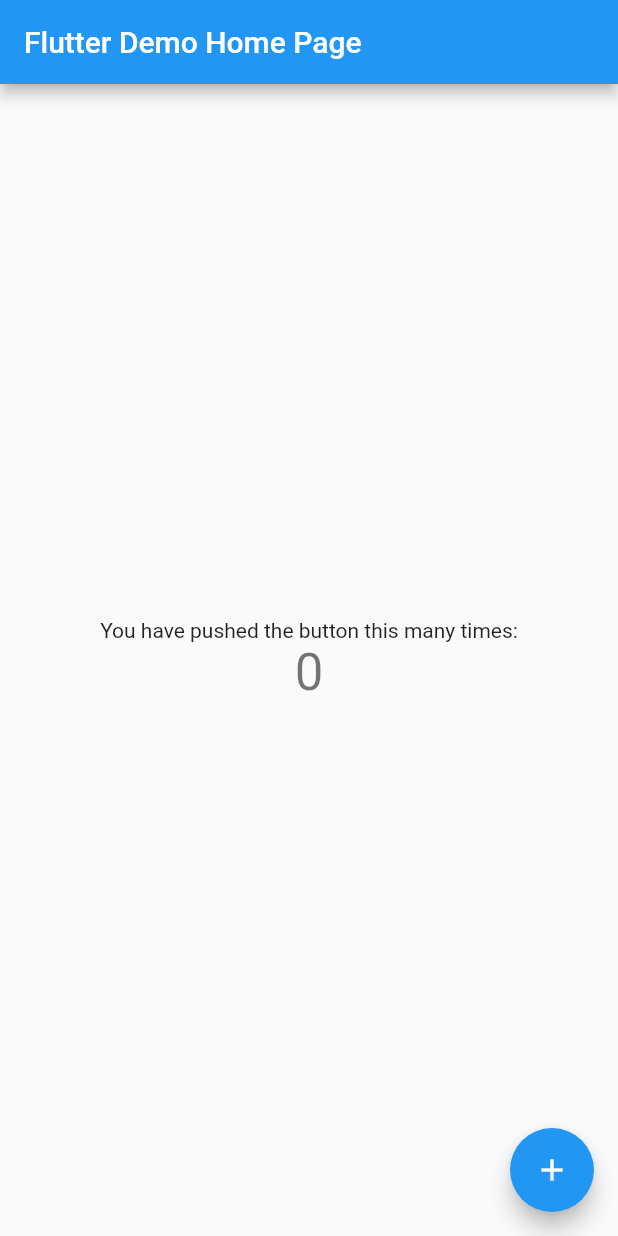
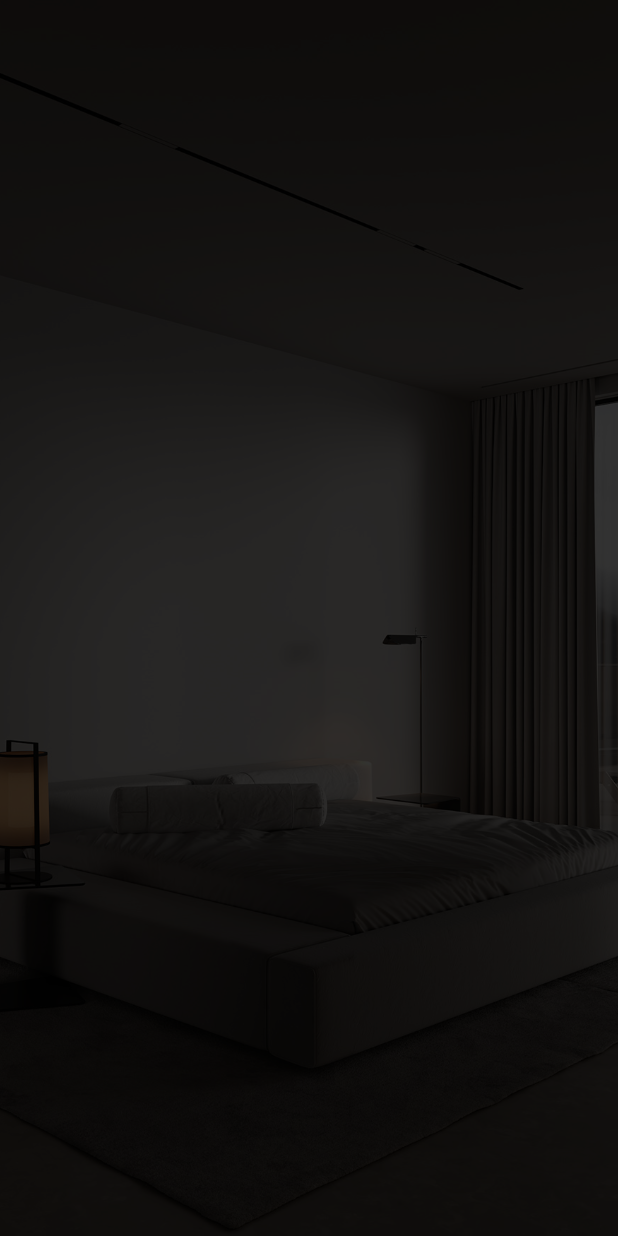
Before and after one commit to anna-rosewine/animations, a Flutter app: the screen it shows after launch, on a phone screen of 412 x 824 dp. Run offline on Flutter 3.47's test engine with Material 2 defaults, Android fonts, the phone set to English and light mode, and no system bars.

Commit message:
home background

```diff
--- a/lib/main.dart
+++ b/lib/main.dart
@@ -48,68 +48,25 @@ class MyHomePage extends StatefulWidget {
 }
 
 class _MyHomePageState extends State<MyHomePage> {
-  int _counter = 0;
-
-  void _incrementCounter() {
-    setState(() {
-      // This call to setState tells the Flutter framework that something has
-      // changed in this State, which causes it to rerun the build method below
-      // so that the display can reflect the updated values. If we changed
-      // _counter without calling setState(), then the build method would not be
-      // called again, and so nothing would appear to happen.
-      _counter++;
-    });
-  }
-
   @override
   Widget build(BuildContext context) {
-    // This method is rerun every time setState is called, for instance as done
-    // by the _incrementCounter method above.
-    //
-    // The Flutter framework has been optimized to make rerunning build methods
-    // fast, so that you can just rebuild anything that needs updating rather
-    // than having to individually change instances of widgets.
     return Scaffold(
-      appBar: AppBar(
-        // Here we take the value from the MyHomePage object that was created by
-        // the App.build method, and use it to set our appbar title.
-        title: Text(widget.title),
-      ),
-      body: Center(
-        // Center is a layout widget. It takes a single child and positions it
-        // in the middle of the parent.
-        child: Column(
-          // Column is also a layout widget. It takes a list of children and
-          // arranges them vertically. By default, it sizes itself to fit its
-          // children horizontally, and tries to be as tall as its parent.
-          //
-          // Invoke "debug painting" (press "p" in the console, choose the
-          // "Toggle Debug Paint" action from the Flutter Inspector in Android
-          // Studio, or the "Toggle Debug Paint" command in Visual Studio Code)
-          // to see the wireframe for each widget.
-          //
-          // Column has various properties to control how it sizes itself and
-          // how it positions its children. Here we use mainAxisAlignment to
-          // center the children vertically; the main axis here is the vertical
-          // axis because Columns are vertical (the cross axis would be
-          // horizontal).
-          mainAxisAlignment: MainAxisAlignment.center,
-          children: <Widget>[
-            const Text(
-              'You have pushed the button this many times:',
+        body: Stack(
+      children: [
+        SizedBox(
+          height: MediaQuery.of(context).size.height,
+          child: ColorFiltered(
+            colorFilter: ColorFilter.mode(
+              Colors.black.withOpacity(0.8),
+              BlendMode.darken,
             ),
-            Text(
-              '$_counter',
-              style: Theme.of(context).textTheme.headline4,
+            child: Image.asset(
+              'assets/background/background.jpg',
+              fit: BoxFit.cover,
             ),
-          ],
+          ),
         ),
-      ),
-      floatingActionButton: FloatingActionButton(
-        onPressed: _incrementCounter,
-        tooltip: 'Increment',
-        child: const Icon(Icons.add),
-      ), // This trailing comma makes auto-formatting nicer for build methods.
-    );
+      ],
+    ));
   }
 }
```
Also changed, not shown: lib/core/design_example.dart (added, +7 -0 lines), lib/core/instances.dart (added, +10 -0 lines), pubspec.yaml (+4 -4 lines), assets/background/background.jpg (renamed from assets/background/bf77d3133073131.61b62d7283e93.jpg), assets/items/minimalism.jpg (renamed from assets/items/249802133073131.61b61370a4dc9.jpg), assets/items/minimalism2.jpeg (renamed from assets/items/alterna-sm2019-1-pro-b-arcit18.jpeg), assets/items/minimalism3.jpeg (renamed from assets/items/alterna-sm2012-2-pro-g-arcit18.jpeg).
